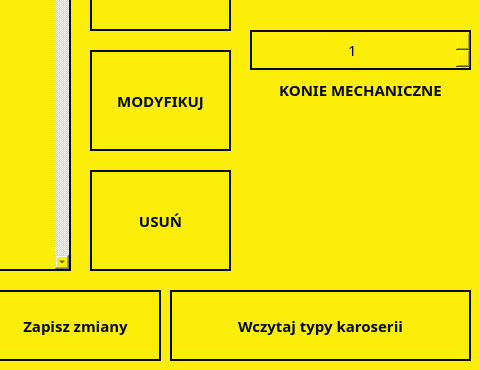
The window that mainwindow.ui (MystryDawid/Cars) describes before a commit, drawn with Qt 5; both pictures show x 160 to 640 and y 110 to 480 of the 640 by 480 pixel window.
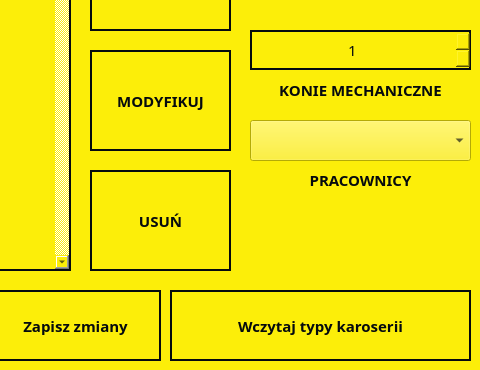
The same window after the commit. The open tabs and pages were chosen to show the change.

Commit message: silnik, pracownik do silnika, dodwanie, usuwanie, modyfikowanie, zapisywanie, wczytywanie, ui

The edit to the form file:
```diff
--- a/mainwindow.ui
+++ b/mainwindow.ui
@@ -1531,9 +1531,35 @@
        <set>Qt::AlignCenter</set>
       </property>
      </widget>
+     <widget class="QComboBox" name="silnikPracownicy">
+      <property name="geometry">
+       <rect>
+        <x>410</x>
+        <y>230</y>
+        <width>221</width>
+        <height>41</height>
+       </rect>
+      </property>
+     </widget>
+     <widget class="QLabel" name="label_35">
+      <property name="geometry">
+       <rect>
+        <x>410</x>
+        <y>270</y>
+        <width>221</width>
+        <height>40</height>
+       </rect>
+      </property>
+      <property name="text">
+       <string>PRACOWNICY</string>
+      </property>
+      <property name="alignment">
+       <set>Qt::AlignCenter</set>
+      </property>
+     </widget>
+     <zorder>wczytajSilniki</zorder>
      <zorder>wroc_8</zorder>
      <zorder>zapiszSilniki</zorder>
-     <zorder>wczytajSilniki</zorder>
      <zorder>listaSilnikow</zorder>
      <zorder>label_31</zorder>
      <zorder>dodajSilnik</zorder>
@@ -1543,6 +1569,8 @@
      <zorder>silnikTyp</zorder>
      <zorder>label_33</zorder>
      <zorder>silnikKonie</zorder>
+     <zorder>label_35</zorder>
+     <zorder>silnikPracownicy</zorder>
     </widget>
    </widget>
   </widget>
```
The commit also changes 7 other files.
